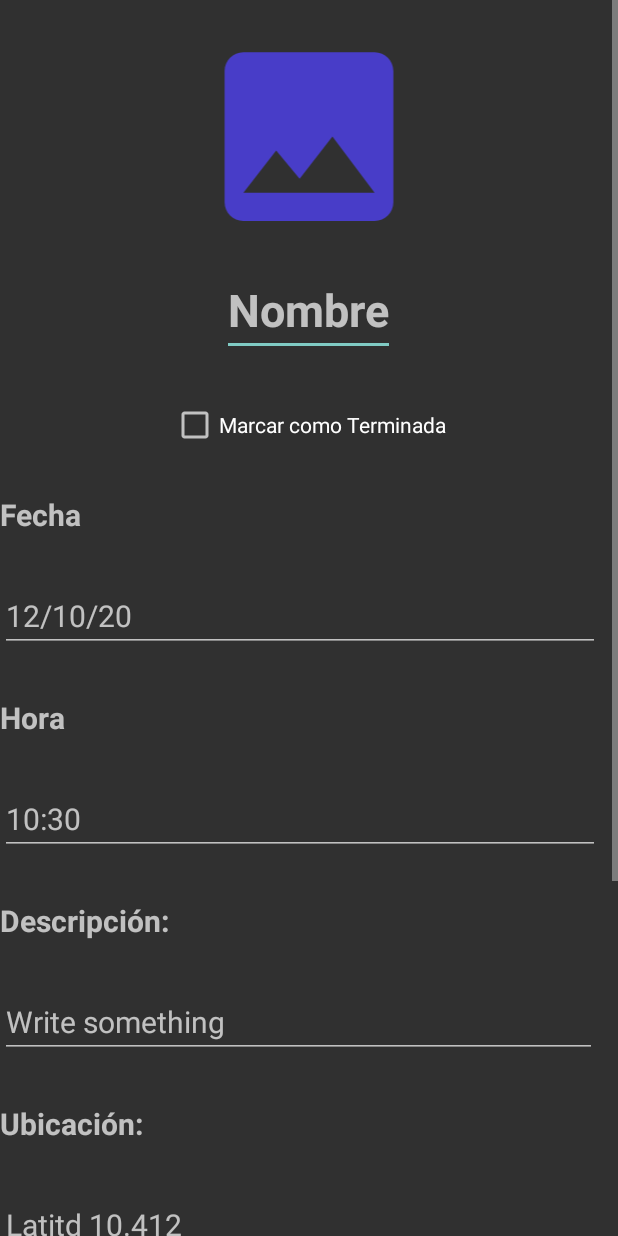
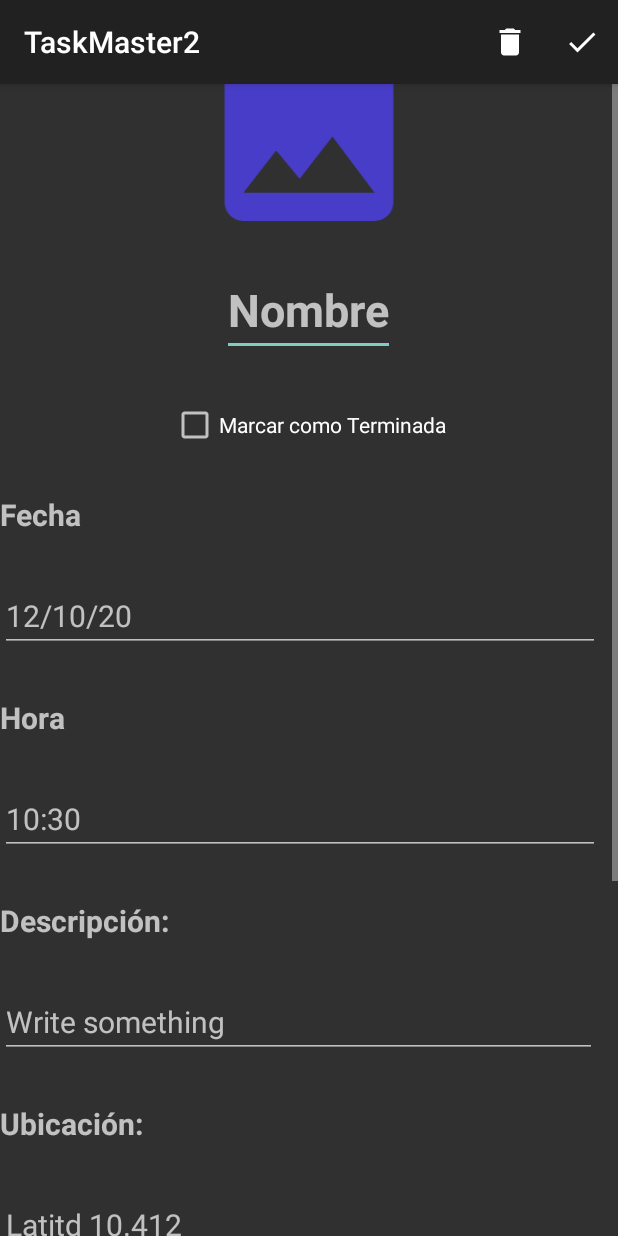
Before and after one commit to EduardoHerMn/TaskMaster, an Android app: the TaskDetailActivity screen opened directly, with no data from a screen before it, on a phone screen of 412 x 824 dp. Run offline under Robolectric (Android 15) with nearby library versions, the phone set to English and light mode, and no system bars; libraries missing offline, so code that uses them is left out: com.mapbox.mapboxsdk; pictures from the network do not load; 1 statement that could not run was skipped.

Commit message:
add detailsmenu

```diff
--- a/app/build.gradle
+++ b/app/build.gradle
@@ -74,5 +74,4 @@ dependencies {
     implementation 'com.mapbox.mapboxsdk:mapbox-android-plugin-places-v9:0.12.0'
 
 
-
 }
--- a/app/src/main/AndroidManifest.xml
+++ b/app/src/main/AndroidManifest.xml
@@ -3,14 +3,11 @@
     package="com.example.taskmaster2">
 
     <uses-permission android:name="android.permission.INTERNET" />
-    <uses-permission android:name="android.permission.READ_EXTERNAL_STORAGE"/>
-
-    <uses-permission android:name="android.permission.RECEIVE_BOOT_COMPLETED"/>
-    <uses-permission android:name="com.android.alarm.permission.SET_ALARM"/>
-    <uses-permission android:name="com.android.permission.SET_TIME"/>
+    <uses-permission android:name="android.permission.READ_EXTERNAL_STORAGE" />
+    <uses-permission android:name="android.permission.RECEIVE_BOOT_COMPLETED" />
+    <uses-permission android:name="com.android.alarm.permission.SET_ALARM" />
+    <uses-permission android:name="com.android.permission.SET_TIME" />
     <uses-permission android:name="android.permission.WAKE_LOCK" />
-
-
     <uses-permission android:name="android.permission.WRITE_CALENDAR" />
     <uses-permission android:name="android.permission.READ_CALENDAR" />
     <uses-permission android:name="android.permission.FOREGROUND_SERVICE" />
@@ -18,10 +15,6 @@
     <uses-permission android:name="com.google.android.c2dm.permission.RECEIVE" />
     <uses-permission android:name="com.google.android.gms.permission.ACTIVITY_RECOGNITION" />
     <uses-permission android:name="android.permission.VIBRATE" />
-
-
-
-
 
     <application
         android:allowBackup="true"
@@ -32,16 +25,13 @@
         android:theme="@style/Theme.AppCompat.NoActionBar">
 
 
-
-
-        <receiver android:name=".MyAlarmReceiver"/>
+        <receiver android:name=".MyAlarmReceiver" />
 
         <activity android:name=".TaskRegisterTask" />
         <activity android:name=".Test" />
-
         <activity android:name=".TaskDetailActivity" />
         <activity android:name=".TaskListAdapter" />
-        <activity android:name=".ProfileActivity"></activity>
+        <activity android:name=".ProfileActivity" />
         <activity android:name=".TaskListActivity" />
         <activity android:name=".Inicio" />
         <activity android:name=".Register" />
@@ -73,9 +63,6 @@
                 <data android:scheme="@string/fb_login_protocol_scheme" />
             </intent-filter>
         </activity>
-        <!-- <receiver android:name=".Receiver" android:enabled="true" /> -->
-
-
     </application>
 
 </manifest>
--- a/app/src/main/java/com/example/taskmaster2/TaskDetailActivity.kt
+++ b/app/src/main/java/com/example/taskmaster2/TaskDetailActivity.kt
@@ -20,13 +20,16 @@ import android.preference.PreferenceManager
 import android.util.Base64
 import android.util.Log
 import android.view.Gravity
+import android.view.Menu
+import android.view.MenuItem
 import android.view.View
 import android.widget.EditText
 import android.widget.TextView
 import android.widget.Toast
 import androidx.appcompat.app.AppCompatActivity
-import kotlinx.android.synthetic.main.activity_registro.*
+import androidx.appcompat.widget.Toolbar
 import kotlinx.android.synthetic.main.activity_task_detail.*
+import kotlinx.android.synthetic.main.activity_task_detail.toolbar_detail
 import kotlinx.android.synthetic.main.activity_task_register_task.*
 import retrofit2.Call
 import retrofit2.Callback
@@ -47,6 +50,7 @@ class TaskDetailActivity : AppCompatActivity() {
     override fun onCreate(savedInstanceState: Bundle?) {
         super.onCreate(savedInstanceState)
         setContentView(R.layout.activity_task_detail)
+        setSupportActionBar(toolbar_detail)
 
         id = intent.getIntExtra("id", 0 )
 
@@ -218,6 +222,31 @@ class TaskDetailActivity : AppCompatActivity() {
 
     }
 
+
+
+    override fun onCreateOptionsMenu(menu: Menu): Boolean {
+        // Inflate the menu; this adds items to the action bar if it is present.
+        menuInflater.inflate(R.menu.menu_main, menu)
+        return true
+    }
+
+    override fun onOptionsItemSelected(item: MenuItem): Boolean {
+        return when (item.itemId) {
+            R.id.action_share ->{
+                Toast.makeText(applicationContext, "click on share", Toast.LENGTH_LONG).show()
+                return true
+            }
+            R.id.action_exit ->{
+                Toast.makeText(applicationContext, "click on exit", Toast.LENGTH_LONG).show()
+                return true
+            }
+            else -> super.onOptionsItemSelected(item)
+        }
+    }
+
+
+
+
     private fun pickImageFromGallery() {
         val intent = Intent(Intent.ACTION_PICK)
         intent.type = "image/*"
@@ -252,6 +281,11 @@ class TaskDetailActivity : AppCompatActivity() {
             }
         }
     }
+
+
+
+
+
 
     override fun onActivityResult(requestCode: Int, resultCode: Int, data: Intent?) {
         super.onActivityResult(requestCode, resultCode, data)
@@ -365,4 +399,7 @@ class TaskDetailActivity : AppCompatActivity() {
 
 
 
+
+
+
 }
--- a/app/src/main/java/com/example/taskmaster2/TaskListActivity.kt
+++ b/app/src/main/java/com/example/taskmaster2/TaskListActivity.kt
@@ -43,7 +43,7 @@ class TaskListActivity : AppCompatActivity(), TaskListAdapter.OnTaskItemClickLis
         super.onCreate(savedInstanceState)
         setContentView(R.layout.activity_task_list)
         setSupportActionBar(toolbar)
-        supportActionBar?.setDisplayHomeAsUpEnabled(true)
+        //supportActionBar?.setDisplayHomeAsUpEnabled(true)
         supportActionBar?.title="TASKS"
 
         initializeComponents()
--- /dev/null
+++ b/app/src/main/res/drawable/ic_check_white_24dp.xml
@@ -0,0 +1,5 @@
+<vector android:height="24dp" android:tint="#FFFFFF"
+    android:viewportHeight="24.0" android:viewportWidth="24.0"
+    android:width="24dp" xmlns:android="http://schemas.android.com/apk/res/android">
+    <path android:fillColor="#FF000000" android:pathData="M9,16.17L4.83,12l-1.42,1.41L9,19 21,7l-1.41,-1.41z"/>
+</vector>
--- /dev/null
+++ b/app/src/main/res/drawable/ic_delete_white_24dp.xml
@@ -0,0 +1,5 @@
+<vector android:height="24dp" android:tint="#FFFFFF"
+    android:viewportHeight="24.0" android:viewportWidth="24.0"
+    android:width="24dp" xmlns:android="http://schemas.android.com/apk/res/android">
+    <path android:fillColor="#FF000000" android:pathData="M6,19c0,1.1 0.9,2 2,2h8c1.1,0 2,-0.9 2,-2V7H6v12zM19,4h-3.5l-1,-1h-5l-1,1H5v2h14V4z"/>
+</vector>
--- a/app/src/main/res/layout/activity_task_detail.xml
+++ b/app/src/main/res/layout/activity_task_detail.xml
@@ -6,12 +6,27 @@
     android:layout_height="match_parent"
     tools:context=".TaskDetailActivity">
 
+    <com.google.android.material.appbar.AppBarLayout
+        android:layout_width="match_parent"
+        android:layout_height="wrap_content"
+        android:theme="@style/AppBarOverlay"
+        tools:ignore="MissingConstraints">
+
+        <androidx.appcompat.widget.Toolbar
+            android:id="@+id/toolbar_detail"
+            android:layout_width="match_parent"
+            android:layout_height="?attr/actionBarSize"
+            android:background="?attr/colorPrimary"
+            app:popupTheme="@style/PopupOverlay" />
+
+    </com.google.android.material.appbar.AppBarLayout>
 
     <ScrollView
         android:layout_width="match_parent"
         android:layout_height="match_parent"
         tools:layout_editor_absoluteX="-68dp"
-        tools:layout_editor_absoluteY="-183dp">
+        tools:layout_editor_absoluteY="-183dp"
+        >
 
         <LinearLayout
             android:layout_width="match_parent"
--- /dev/null
+++ b/app/src/main/res/menu/menu_main.xml
@@ -0,0 +1,16 @@
+<?xml version="1.0" encoding="utf-8"?>
+<menu xmlns:android="http://schemas.android.com/apk/res/android"
+    xmlns:app="http://schemas.android.com/apk/res-auto"
+    xmlns:tools="http://schemas.android.com/tools"
+    tools:context="example.javatpoint.com.kotlinoptionsmenu.MainActivity">
+    <item
+        android:id="@+id/action_share"
+        android:title="action_share"
+        app:showAsAction="ifRoom"
+        android:icon="@drawable/ic_delete_white_24dp"/>
+    <item
+        android:id="@+id/action_exit"
+        android:title="action_exit"
+        app:showAsAction="ifRoom"
+        android:icon="@drawable/ic_check_white_24dp"/>
+</menu>
--- a/app/src/main/res/values/strings.xml
+++ b/app/src/main/res/values/strings.xml
@@ -11,5 +11,6 @@
 
     <string name="hello_first_fragment">Hello first fragment</string>
     <string name="hello_second_fragment">Hello second fragment. Arg: %1$s</string>
+    <string name="title_activity_prueba">prueba</string>
 
 </resources>
```
